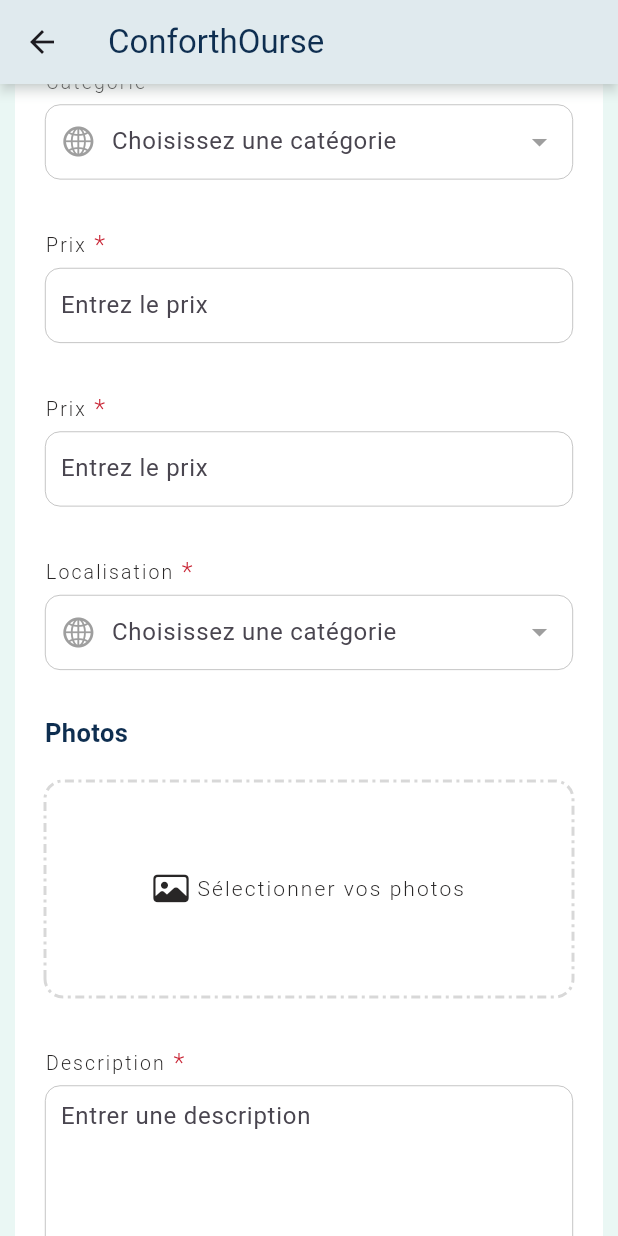
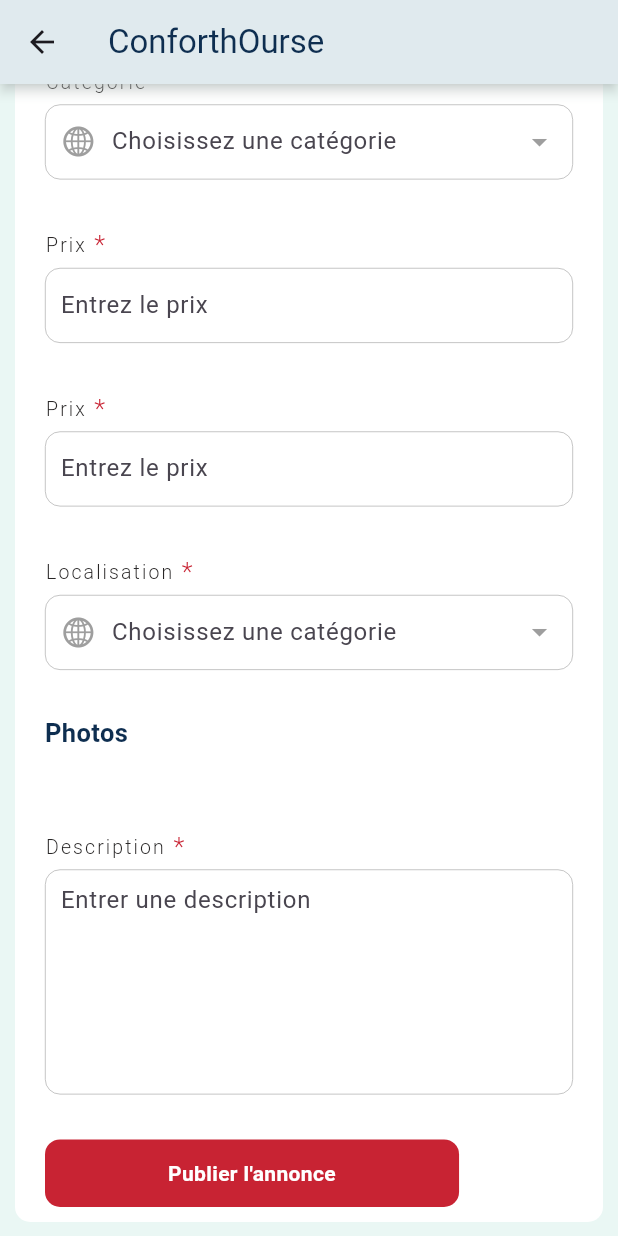
Before and after one commit to fabrice-jeff/confortHourse, a Flutter app: the screen it shows after launch, item 2 of the bottom bar chosen, scrolled down 1536 dp, on a phone screen of 412 x 824 dp. Run offline on Flutter 3.47's test engine with Material 3 defaults, Android fonts, the phone set to English and light mode, and no system bars; drawn by our look-alikes of dotted_border, select_form_field; our stand-ins replace flutter_svg, get; missing offline and left inert: flutter_pagination; network calls fail.

```diff
--- a/lib/screens/demarcheurs/add_annonce.dart
+++ b/lib/screens/demarcheurs/add_annonce.dart
@@ -5,10 +5,8 @@
 import 'package:conforthourse/widgets/header_section.dart';
 import 'package:conforthourse/widgets/label_form.dart';
 import 'package:conforthourse/widgets/simple_text.dart';
-import 'package:dotted_border/dotted_border.dart';
 import 'package:flutter/cupertino.dart';
 import 'package:flutter/material.dart';
-import 'package:images_picker/images_picker.dart';
 import 'package:select_form_field/select_form_field.dart';
 
 class AddAnnoncePage extends StatefulWidget {
@@ -382,49 +380,49 @@
                       height: 20,
                     ),
                     // Choisir des images
-                    InkWell(
-                      onTap: () async {
-                        List<Media>? res = await ImagesPicker.pick(
-                          count: 3,
-                          pickType: PickType.all,
-                          language: Language.System,
-                          maxTime: 30,
-                          // maxSize: 500,
-                          cropOpt: CropOption(
-                            // aspectRatio: CropAspectRatio.wh16x9,
-                            cropType: CropType.circle,
-                          ),
-                        );
-                      },
-                      child: DottedBorder(
-                        borderType: BorderType.RRect,
-                        radius: Radius.circular(12),
-                        color: AppColors.backgroundColor2,
-                        dashPattern: [6, 3, 2, 3],
-                        strokeWidth: 2,
-                        child: Container(
-                          height: 140,
-                          alignment: Alignment.center,
-                          width: double.infinity,
-                          child: Row(
-                            mainAxisAlignment: MainAxisAlignment.center,
-                            children: [
-                              Icon(
-                                CupertinoIcons.photo,
-                                color: AppColors.textColor,
-                              ),
-                              SizedBox(
-                                width: 5,
-                              ),
-                              SimpleTextWidget(
-                                text: "Sélectionner vos photos",
-                                textColor: AppColors.textColor,
-                              ),
-                            ],
-                          ),
-                        ),
-                      ),
-                    ),
+                    // InkWell(
+                    //   onTap: () async {
+                    //     List<Media>? res = await ImagesPicker.pick(
+                    //       count: 3,
+                    //       pickType: PickType.all,
+                    //       language: Language.System,
+                    //       maxTime: 30,
+                    //       // maxSize: 500,
+                    //       cropOpt: CropOption(
+                    //         // aspectRatio: CropAspectRatio.wh16x9,
+                    //         cropType: CropType.circle,
+                    //       ),
+                    //     );
+                    //   },
+                    //   child: DottedBorder(
+                    //     borderType: BorderType.RRect,
+                    //     radius: Radius.circular(12),
+                    //     color: AppColors.backgroundColor2,
+                    //     dashPattern: [6, 3, 2, 3],
+                    //     strokeWidth: 2,
+                    //     child: Container(
+                    //       height: 140,
+                    //       alignment: Alignment.center,
+                    //       width: double.infinity,
+                    //       child: Row(
+                    //         mainAxisAlignment: MainAxisAlignment.center,
+                    //         children: [
+                    //           Icon(
+                    //             CupertinoIcons.photo,
+                    //             color: AppColors.textColor,
+                    //           ),
+                    //           SizedBox(
+                    //             width: 5,
+                    //           ),
+                    //           SimpleTextWidget(
+                    //             text: "Sélectionner vos photos",
+                    //             textColor: AppColors.textColor,
+                    //           ),
+                    //         ],
+                    //       ),
+                    //     ),
+                    //   ),
+                    // ),
                     SizedBox(
                       height: 30,
                     ),
--- a/pubspec.yaml
+++ b/pubspec.yaml
@@ -36,14 +36,12 @@
   # Use with the CupertinoIcons class for iOS style icons.
   cupertino_icons: ^1.0.2
   badges: ^3.1.2
-  video_player: ^2.8.1
   flutter_svg: ^2.0.9
   select_form_field: ^2.2.0
   http: ^1.1.2
   flutter_pagination: ^0.0.8
   provider: ^6.1.1
   data_table_2: ^2.5.9
-  images_picker: ^1.2.11
   dotted_border: ^2.1.0
   get: ^4.6.6
 
```
Also changed, not shown: lib/widgets/video_player.dart (+65 -65 lines), pubspec.lock, 1 other file.
